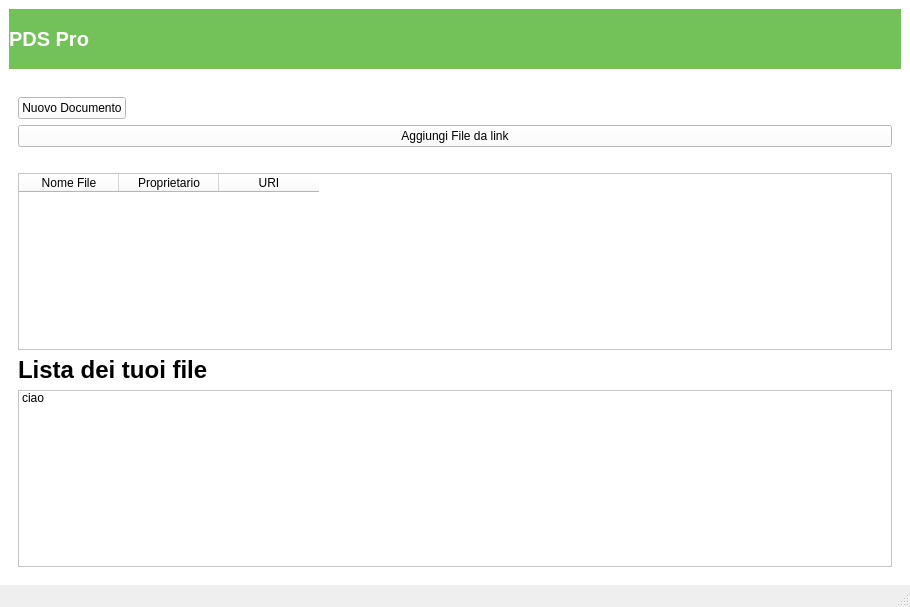
Qt form PDSClient/filesselection.ui (Figus13/ClientTextEditor) before a commit.
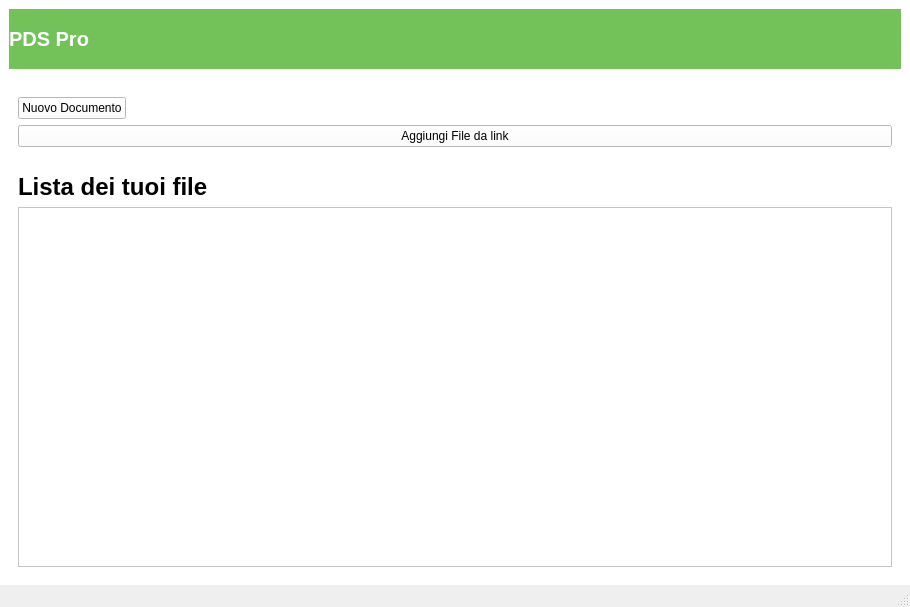
The same form after that commit.

```diff
--- a/PDSClient/filesselection.ui
+++ b/PDSClient/filesselection.ui
@@ -139,37 +139,6 @@
              </property>
             </spacer>
            </item>
-           <item>
-            <widget class="QTableWidget" name="tableWidget">
-             <property name="autoFillBackground">
-              <bool>false</bool>
-             </property>
-             <property name="showGrid">
-              <bool>false</bool>
-             </property>
-             <property name="gridStyle">
-              <enum>Qt::DashLine</enum>
-             </property>
-             <attribute name="horizontalHeaderCascadingSectionResizes">
-              <bool>false</bool>
-             </attribute>
-             <column>
-              <property name="text">
-               <string>Nome File</string>
-              </property>
-             </column>
-             <column>
-              <property name="text">
-               <string>Proprietario</string>
-              </property>
-             </column>
-             <column>
-              <property name="text">
-               <string>URI</string>
-              </property>
-             </column>
-            </widget>
-           </item>
            <item>
             <widget class="QLabel" name="fileListLabel">
              <property name="styleSheet">
@@ -189,11 +158,6 @@
              <property name="currentRow">
               <number>-1</number>
              </property>
-             <item>
-              <property name="text">
-               <string>ciao</string>
-              </property>
-             </item>
             </widget>
            </item>
           </layout>
```
